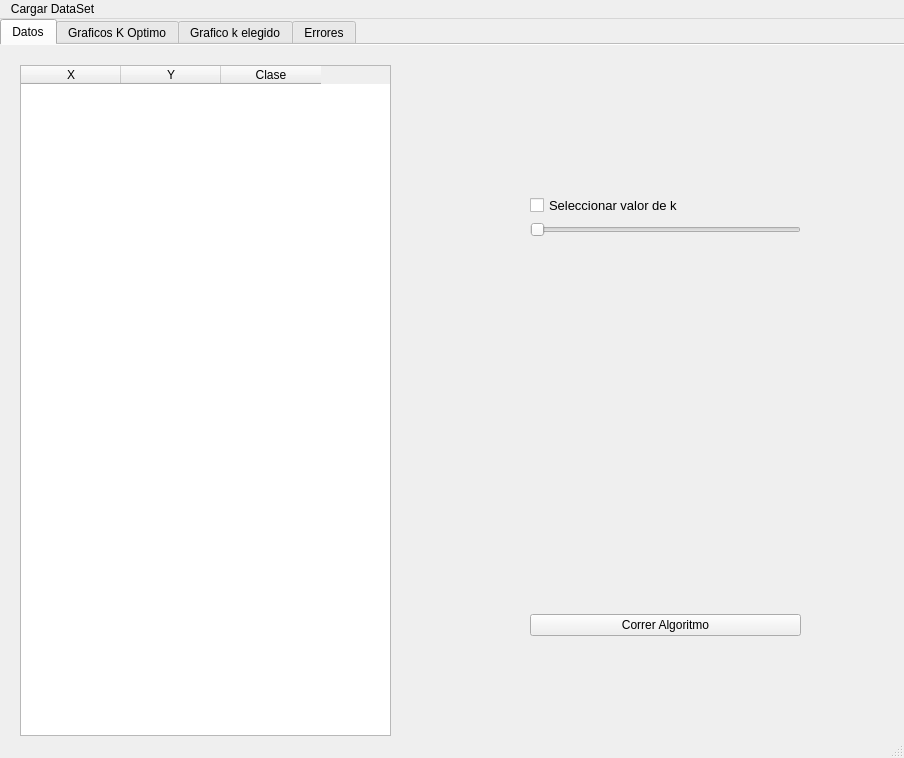
This is view/main_view.ui in augusto99-dev/AIKnnAlghoritm as Qt 5 draws it before an edit. The edited form follows.
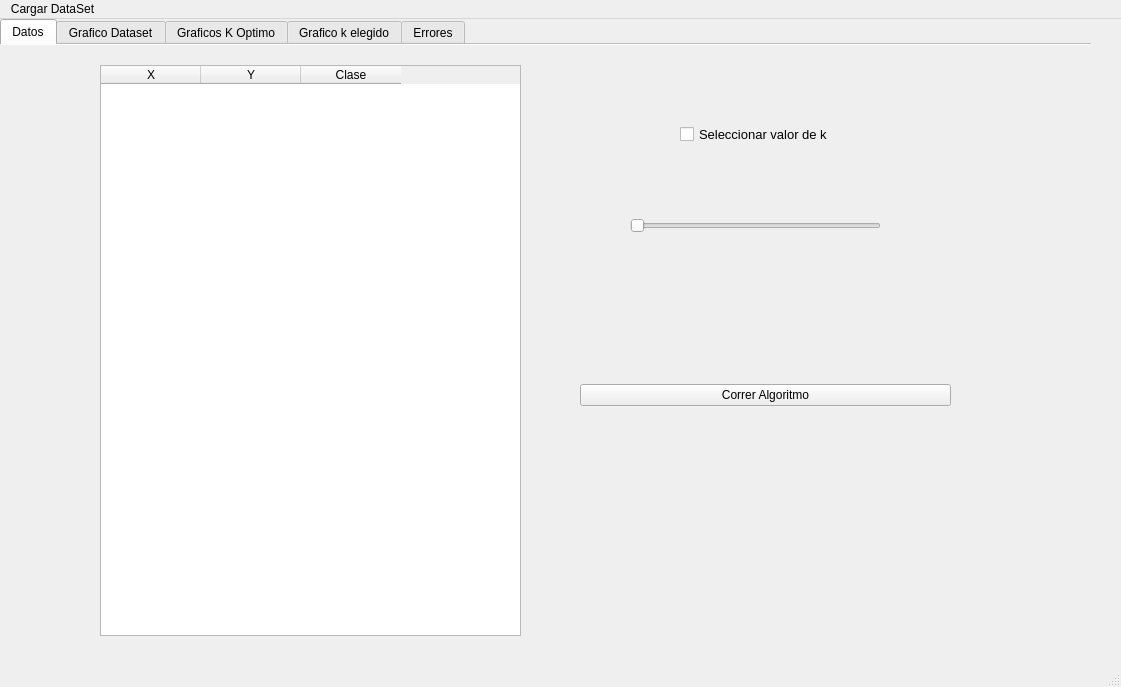
This is the edited form.

Commit message: view finall version

What changed in the file:
```diff
--- a/view/main_view.ui
+++ b/view/main_view.ui
@@ -6,8 +6,8 @@
    <rect>
     <x>0</x>
     <y>0</y>
-    <width>904</width>
-    <height>758</height>
+    <width>1121</width>
+    <height>687</height>
    </rect>
   </property>
   <property name="windowTitle">
@@ -19,8 +19,8 @@
      <rect>
       <x>0</x>
       <y>0</y>
-      <width>911</width>
-      <height>771</height>
+      <width>1091</width>
+      <height>671</height>
      </rect>
     </property>
     <property name="accessibleName">
@@ -51,10 +51,10 @@
      <widget class="QTableWidget" name="tableWidget">
       <property name="geometry">
        <rect>
-        <x>20</x>
+        <x>100</x>
         <y>20</y>
-        <width>371</width>
-        <height>671</height>
+        <width>421</width>
+        <height>571</height>
        </rect>
       </property>
       <column>
@@ -76,32 +76,33 @@
      <widget class="QWidget" name="verticalLayoutWidget_5">
       <property name="geometry">
        <rect>
-        <x>530</x>
-        <y>150</y>
-        <width>271</width>
-        <height>441</height>
+        <x>580</x>
+        <y>320</y>
+        <width>371</width>
+        <height>61</height>
        </rect>
       </property>
       <layout class="QVBoxLayout" name="verticalLayout">
        <item>
-        <widget class="QCheckBox" name="checkBox">
-         <property name="font">
-          <font>
-           <pointsize>10</pointsize>
-          </font>
-         </property>
-         <property name="layoutDirection">
-          <enum>Qt::LeftToRight</enum>
-         </property>
-         <property name="autoFillBackground">
-          <bool>true</bool>
-         </property>
+        <widget class="QPushButton" name="pushButton">
          <property name="text">
-          <string>Seleccionar valor de k</string>
+          <string>Correr Algoritmo</string>
          </property>
         </widget>
        </item>
-       <item>
+      </layout>
+     </widget>
+     <widget class="QWidget" name="gridLayoutWidget">
+      <property name="geometry">
+       <rect>
+        <x>630</x>
+        <y>130</y>
+        <width>251</width>
+        <height>101</height>
+       </rect>
+      </property>
+      <layout class="QGridLayout" name="gridLayout">
+       <item row="1" column="0">
         <widget class="QSlider" name="k_slider">
          <property name="enabled">
           <bool>false</bool>
@@ -126,6 +127,18 @@
          </property>
         </widget>
        </item>
+      </layout>
+     </widget>
+     <widget class="QWidget" name="horizontalLayoutWidget_3">
+      <property name="geometry">
+       <rect>
+        <x>750</x>
+        <y>230</y>
+        <width>41</width>
+        <height>41</height>
+       </rect>
+      </property>
+      <layout class="QHBoxLayout" name="horizontalLayout_3">
        <item>
         <widget class="QLabel" name="label_value">
          <property name="enabled">
@@ -145,16 +158,55 @@
          </property>
         </widget>
        </item>
+      </layout>
+     </widget>
+     <widget class="QWidget" name="verticalLayoutWidget_9">
+      <property name="geometry">
+       <rect>
+        <x>680</x>
+        <y>50</y>
+        <width>160</width>
+        <height>80</height>
+       </rect>
+      </property>
+      <layout class="QVBoxLayout" name="verticalLayout_2">
        <item>
-        <widget class="QPushButton" name="pushButton">
+        <widget class="QCheckBox" name="checkBox">
+         <property name="font">
+          <font>
+           <pointsize>10</pointsize>
+          </font>
+         </property>
+         <property name="layoutDirection">
+          <enum>Qt::LeftToRight</enum>
+         </property>
+         <property name="autoFillBackground">
+          <bool>true</bool>
+         </property>
          <property name="text">
-          <string>Correr Algoritmo</string>
+          <string>Seleccionar valor de k</string>
          </property>
         </widget>
        </item>
       </layout>
      </widget>
     </widget>
+    <widget class="QWidget" name="tab_5">
+     <attribute name="title">
+      <string>Grafico Dataset</string>
+     </attribute>
+     <widget class="QWidget" name="verticalLayoutWidget_4">
+      <property name="geometry">
+       <rect>
+        <x>230</x>
+        <y>50</y>
+        <width>631</width>
+        <height>451</height>
+       </rect>
+      </property>
+      <layout class="QVBoxLayout" name="grafico2"/>
+     </widget>
+    </widget>
     <widget class="QWidget" name="tab_3">
      <attribute name="title">
       <string>Graficos K Optimo</string>
@@ -326,7 +378,7 @@
     <rect>
      <x>0</x>
      <y>0</y>
-     <width>904</width>
+     <width>1121</width>
      <height>21</height>
     </rect>
    </property>
```
Left out of the diff: 63 changed lines with no effect on the pictures. The commit also changes 5 other files.
